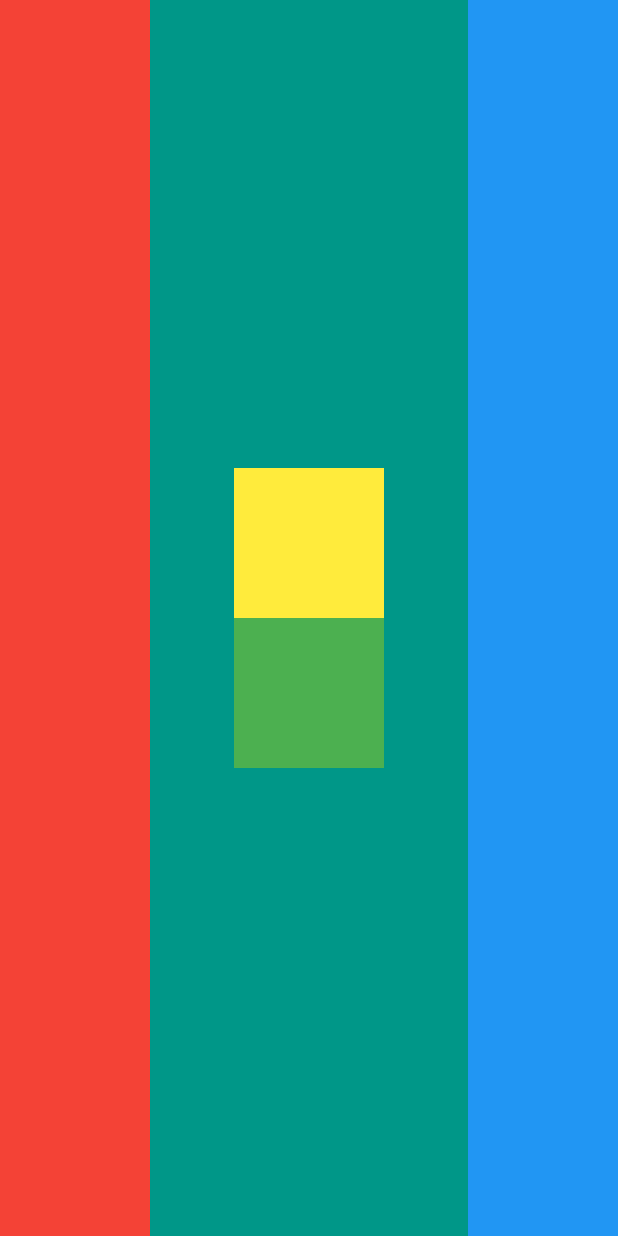
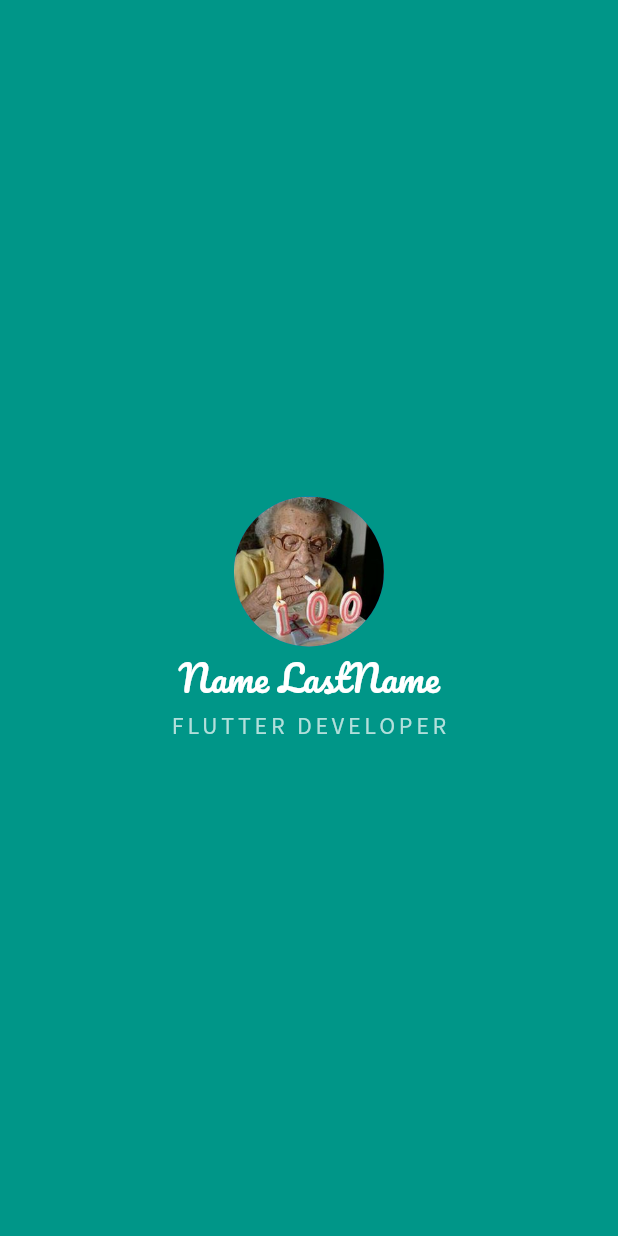
Before and after one commit to SergioSorokin/udemy_flutter_course, a Flutter app: the screen it shows after launch, on a phone screen of 412 x 824 dp. Run offline on Flutter 3.47's test engine with Material 2 defaults, Android fonts, the phone set to English and light mode, and no system bars.

Commit message:
Adding user icon, user name and user position (added two custom fonts and image in to assets)

```diff
--- a/lib/main.dart
+++ b/lib/main.dart
@@ -27,27 +27,33 @@ class HomePage extends StatelessWidget {
     return Scaffold(
       backgroundColor: Colors.teal,
       body: SafeArea(
-        child: Row(
-          mainAxisAlignment: MainAxisAlignment.spaceBetween,
-          children: [
-            Container(width: 100, color: Colors.red,),
-            Column(
-              mainAxisAlignment: MainAxisAlignment.center,
-              children: [
-                Container(
-                  width: 100,
-                  height: 100,
-                  color: Colors.yellow,
-                ),
-                Container(
-                  width: 100,
-                  height: 100,
-                  color: Colors.green,
-                ),
-              ],
-            ),
-            Container(width: 100, color: Colors.blue,),
-          ],
+        child: Center(
+          child: Column(
+            mainAxisAlignment: MainAxisAlignment.center,
+            children:  <Widget>[
+              const CircleAvatar(
+                radius: 50,
+                backgroundImage: AssetImage('images/100_years.jpg'),
+              ),
+              const Text(
+                'Name LastName',
+                style: TextStyle(
+                  fontFamily: 'Pacifico',
+                    fontSize: 24,
+                    color: Colors.white,
+                    fontWeight: FontWeight.normal),
+              ),
+              Text(
+                'FLUTTER DEVELOPER',
+                style: TextStyle(
+                  fontFamily: 'Source Sans Pro',
+                    fontSize: 16,
+                    color: Colors.teal.shade100,
+                  letterSpacing: 2.5,
+                    ),
+              ),
+            ],
+          ),
         ),
       ),
     );
```
Also changed, not shown: pubspec.yaml (+9 -6 lines), fonts/Pacifico-Regular.ttf (added), fonts/SourceSansPro-Regular.ttf (added), images/100_years.jpg (added), images/myPhoto.jpeg (added).
